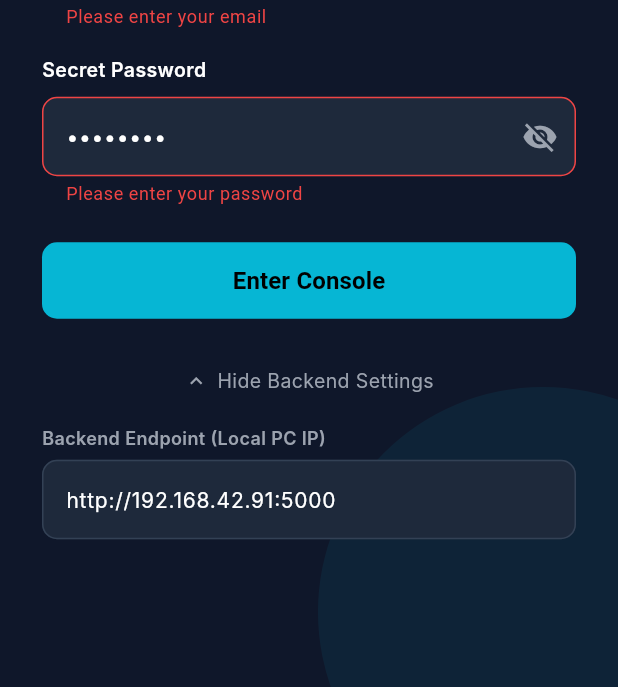
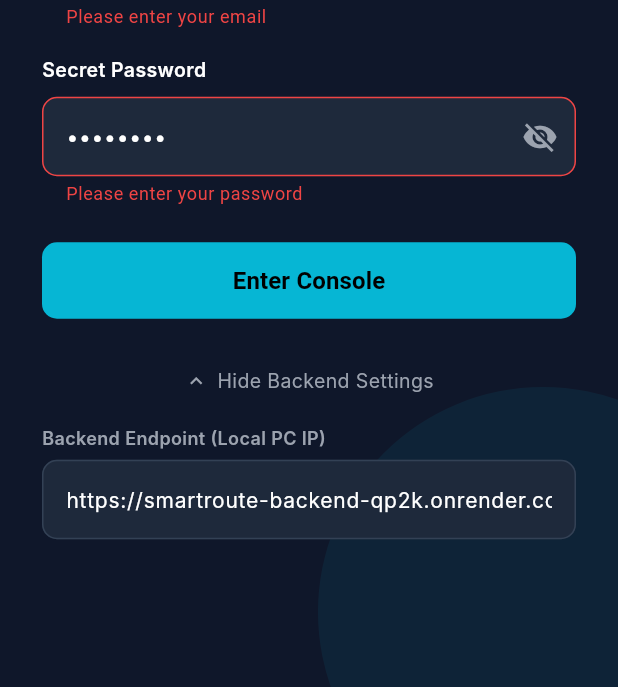
Before and after one commit to manigandan246810-hash/Smart_route_App, a Flutter app: the screen it shows after launch, after a tap on "Enter Console", after a tap on "Advanced: Configure Backend IP", on a phone screen of 412 x 824 dp, the part 549-1236 px from its top. Run offline on Flutter 3.47's test engine with Material 3 defaults, Android fonts, the phone set to English and light mode, and no system bars; our stand-ins replace flutter_map, latlong2, shared_preferences, socket_io_client; Roboto replaces fonts that are missing (Inter).

Commit message:
Configure fixed production Render URL https://smartroute-backend-qp2k.onrender.com

```diff
--- a/driver_app/lib/main.dart
+++ b/driver_app/lib/main.dart
@@ -8,7 +8,14 @@ void main() async {
   SharedPreferences prefs = await SharedPreferences.getInstance();
   String? token = prefs.getString('token');
   String? userJson = prefs.getString('user');
-  String? serverUrl = prefs.getString('server_url') ?? 'http://192.168.42.91:5000';
+  const String defaultProductionUrl = 'https://smartroute-backend-qp2k.onrender.com';
+  String serverUrl = prefs.getString('server_url') ?? defaultProductionUrl;
+
+  // Auto-migrate legacy local network IP addresses to the fixed production Render URL
+  if (serverUrl.contains('192.168.') || serverUrl.contains('localhost') || serverUrl.contains('127.0.0.1')) {
+    serverUrl = defaultProductionUrl;
+    await prefs.setString('server_url', defaultProductionUrl);
+  }
 
   runApp(DriverApp(
     initialToken: token,
--- a/driver_app/lib/screens/login_screen.dart
+++ b/driver_app/lib/screens/login_screen.dart
@@ -323,7 +323,7 @@ class _LoginScreenState extends State<LoginScreen> {
                         TextFormField(
                           controller: _serverController,
                           decoration: const InputDecoration(
-                            hintText: 'http://192.168.42.91:5000',
+                            hintText: 'https://smartroute-backend-qp2k.onrender.com',
                           ),
                         ),
                       ],
```
Also changed, not shown: 1 other file.
